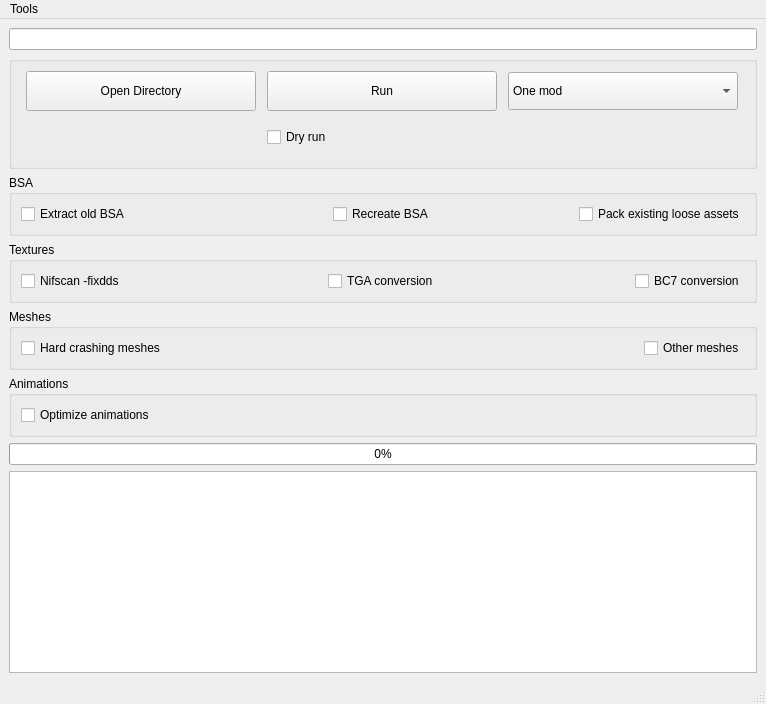
Above: mainwindow.ui from Guekka/cathedral-assets-optimizer before the change. Below: the same form after it.
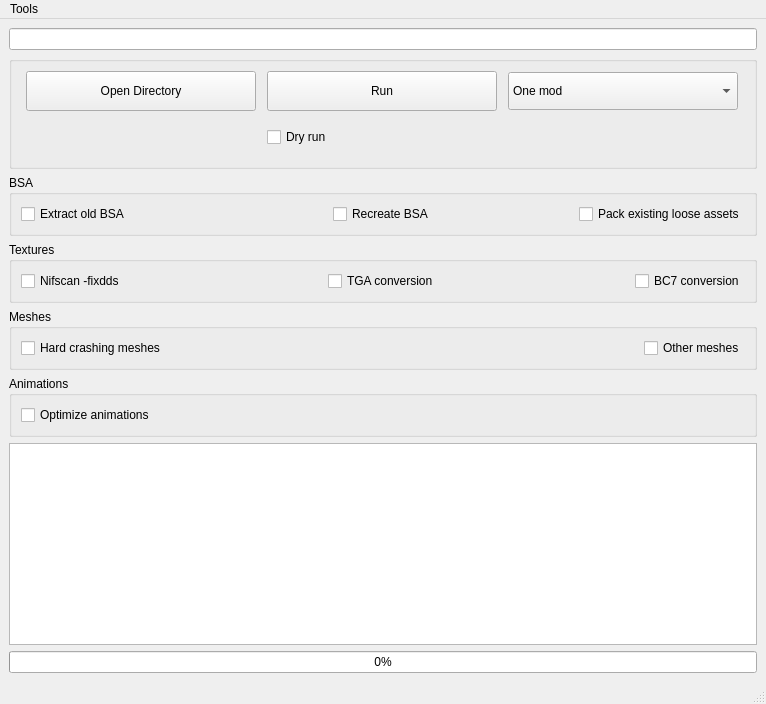
That is the form after the change.

```diff
--- a/mainwindow.ui
+++ b/mainwindow.ui
@@ -350,13 +350,6 @@
       </layout>
      </widget>
     </item>
-    <item>
-     <widget class="QProgressBar" name="progressBar">
-      <property name="value">
-       <number>0</number>
-      </property>
-     </widget>
-    </item>
     <item>
      <widget class="QPlainTextEdit" name="mw_log">
       <property name="readOnly">
@@ -364,6 +357,13 @@
       </property>
      </widget>
     </item>
+    <item>
+     <widget class="QProgressBar" name="progressBar">
+      <property name="value">
+       <number>0</number>
+      </property>
+     </widget>
+    </item>
    </layout>
   </widget>
   <widget class="QStatusBar" name="statusbar"/>
```
Left out of the diff: 3 changed lines with no effect on the pictures.
